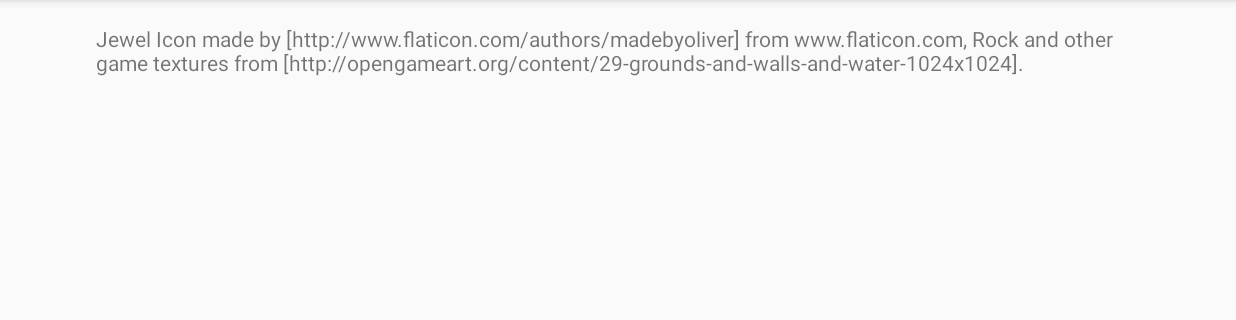
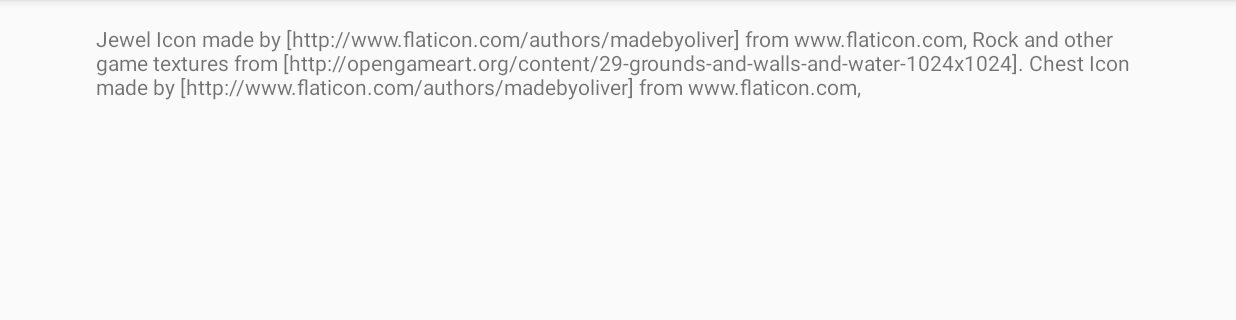
Before and after one commit to rd-code-23/Treasure-Hunter, an Android app: the HelpActivity screen opened directly, with no data from a screen before it, on a phone screen of 824 x 412 dp (held sideways), the part 72-392 px from its top. Run offline under Robolectric (Android 15) with nearby library versions, the phone set to English and light mode, and no system bars.

Commit message:
added credit for chest image

```diff
--- a/app/src/main/res/values/strings.xml
+++ b/app/src/main/res/values/strings.xml
@@ -27,8 +27,8 @@
     <string name="jewelImageCredit">
         Jewel Icon made by [http://www.flaticon.com/authors/madebyoliver] from www.flaticon.com,
         Rock and other game textures from [http://opengameart.org/content/29-grounds-and-walls-and-water-1024x1024].
+        Chest Icon made by [http://www.flaticon.com/authors/madebyoliver] from www.flaticon.com,
     </string>
     <string name="a_red_gem">A red gem</string>
-    <string name="You_Win">You Win</string>
 
 </resources>
```
